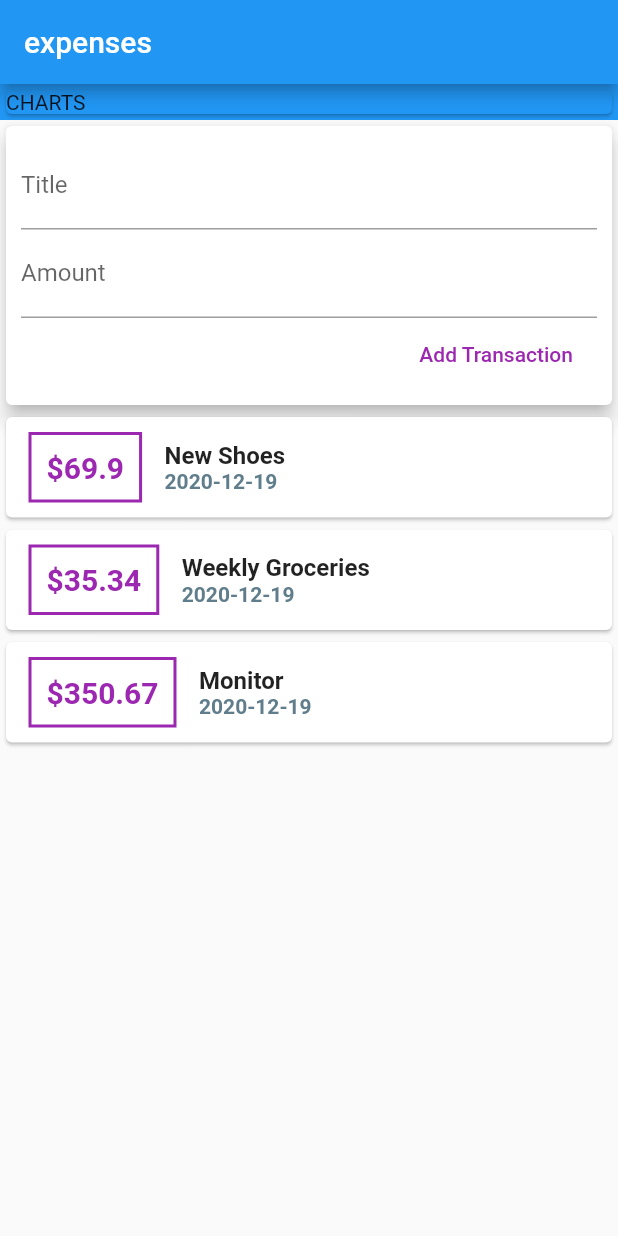
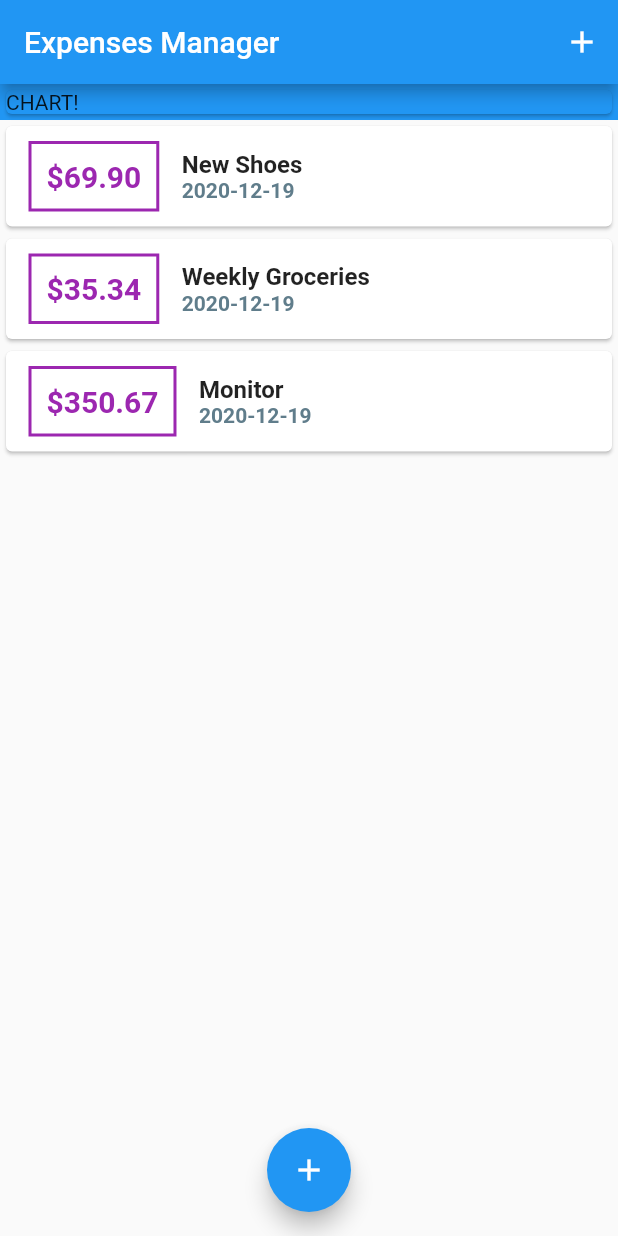
Before and after one commit to gMakaroglou/expenses_app, a Flutter app: the screen it shows after launch, on a phone screen of 412 x 824 dp. Run offline on Flutter 3.47's test engine with Material 2 defaults, Android fonts, the phone set to English and light mode, and no system bars.

Commit message:
+ added Modal for Transaction insertion + Structure Refactor

```diff
--- a/lib/main.dart
+++ b/lib/main.dart
@@ -15,6 +15,7 @@ class MyApp extends StatelessWidget {
   Widget build(BuildContext context) {
 
     return MaterialApp(
+      debugShowCheckedModeBanner: false,
       title: 'Flutter Demo',
       color: Colors.white,
       theme: ThemeData(
--- a/lib/widgets/basic_structure.dart
+++ b/lib/widgets/basic_structure.dart
@@ -5,7 +5,12 @@ import 'package:personal_expenses_app/widgets/new_transaction.dart';
 import 'package:personal_expenses_app/widgets/transaction_list.dart';
 import 'package:personal_expenses_app/widgets/user_transaction.dart';
 
-class  BasicStructure extends StatelessWidget {
+class  BasicStructure extends StatefulWidget {
+  @override
+  _BasicStructureState createState() => _BasicStructureState();
+}
+
+class _BasicStructureState extends State<BasicStructure> {
   String titleInput;
 
   String amountInput;
@@ -13,7 +18,32 @@ class  BasicStructure extends StatelessWidget {
   final titleController = TextEditingController();
 
   final amountController = TextEditingController();
-
+  final List<Transaction> _userTransactions = [
+    Transaction(id: 't1',
+        title: 'New Shoes',
+        amount: 69.9,
+        date: DateTime.now()),
+    Transaction(id: 't2',
+        title: 'Weekly Groceries',
+        amount: 35.34,
+        date: DateTime.now()),
+    Transaction(id: 't3',
+        title: 'Monitor',
+        amount: 350.67,
+        date: DateTime.now())
+  ];
+  void _addNewTransaction(
+      String title,double amount){
+    final newTx = Transaction(title: title,amount: amount,date: DateTime.now(),id: DateTime.now().toString());
+    setState(() {
+      _userTransactions.add(newTx);
+    });
+  }
+  void _startAddNewTransaction(BuildContext ctx){
+    showModalBottomSheet(context: ctx, builder: (_){
+      return NewTransaction(_addNewTransaction);
+    });
+  }
   final List<Transaction> transactions = [
     Transaction(id: 't1',
         title: 'New Shoes',
@@ -29,7 +59,11 @@ class  BasicStructure extends StatelessWidget {
   Widget build(BuildContext context) {
     return Scaffold(
       appBar: AppBar(
-        title: Text("expenses"),
+        title: Text("Expenses Manager"),
+        actions: [
+          IconButton(icon: Icon(Icons.add),
+              onPressed: ()=> _startAddNewTransaction(context))
+        ],
       ),
       body: SingleChildScrollView(
         child: Center(
@@ -43,13 +77,19 @@ class  BasicStructure extends StatelessWidget {
                   child:
                   Card(
                     color: Colors.blue,
-                    child: Text('CHARTS'),)),
-            UserTransactions(),
+                    child: Text('CHART!'),)),
+            // UserTransactions(),
+              TransactionList(_userTransactions),
             ],
           ),
         ),
       ),
       // This trailing comma makes auto-formatting nicer for build methods.
+      floatingActionButtonLocation: FloatingActionButtonLocation.centerFloat,
+      floatingActionButton: FloatingActionButton(
+        child: Icon(Icons.add),
+        onPressed: ()=>_startAddNewTransaction(context),
+      ),
     );
   }
 }
--- a/lib/widgets/transaction_list.dart
+++ b/lib/widgets/transaction_list.dart
@@ -48,7 +48,7 @@ class TransactionList extends StatelessWidget {
                         border: Border.all(color : Colors.purple , width: 2,),
                       ),
                       padding: EdgeInsets.all(10),
-                      child: Text('\$'+transactions[index].amount.toString(),style: TextStyle(
+                      child: Text('\$'+transactions[index].amount.toStringAsFixed(2),style: TextStyle(
                         fontSize: 20,
                         color: Colors.purple,
                         fontWeight: FontWeight.bold,
--- a/lib/widgets/user_transaction.dart
+++ b/lib/widgets/user_transaction.dart
@@ -35,7 +35,7 @@ class _UserTransactionsState extends State<UserTransactions> {
     return Column(
      children: [
        NewTransaction(_addNewTransaction),
-       TransactionList(_userTransactions),
+       // TransactionList(_userTransactions),
 
      ],
     );
```
Also changed, not shown: lib/widgets/new_transaction.dart (+14 -2 lines).
